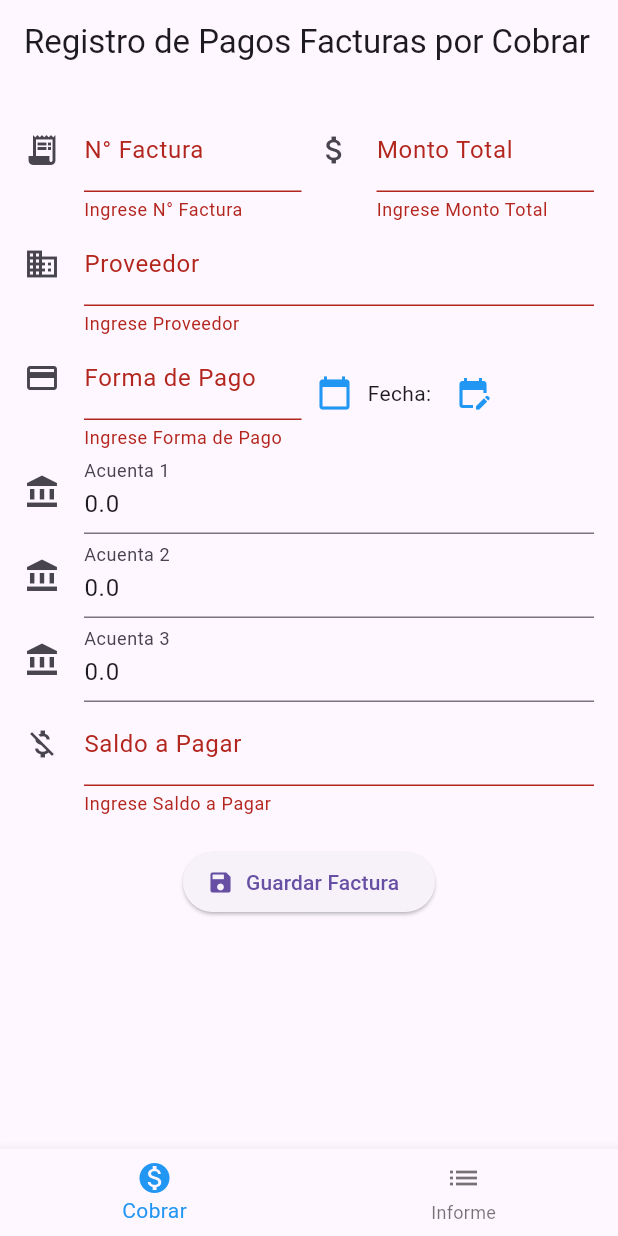
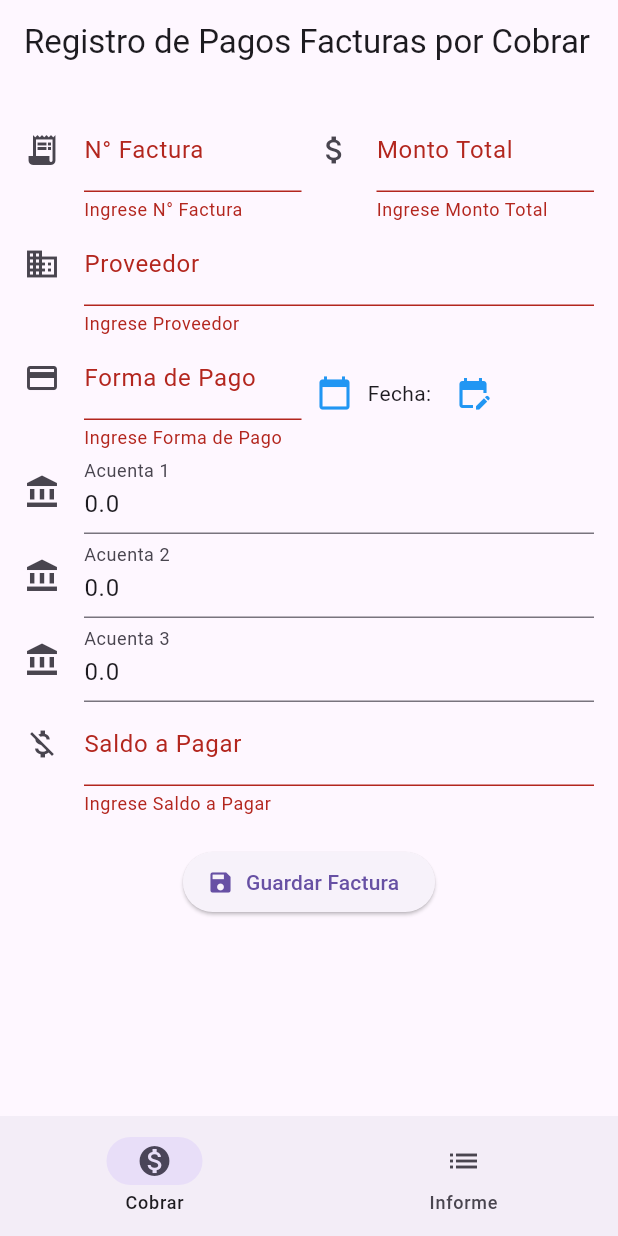
Before and after one commit to Annderx/App, a Flutter app: the CobrarFacturasHomePage screen opened directly, after a tap on "Guardar Factura", on a phone screen of 412 x 824 dp. Run offline on Flutter 3.47's test engine with Material 3 defaults, Android fonts, the phone set to English and light mode, and no system bars; our stand-ins replace pdf, printing, shared_preferences, sqflite; accounts and stored records are empty.

Commit message:
MenuNavegacionCobrar.dart

```diff
--- a/lib/Administracion/Facturas/MenuNavegacionCobrar.dart
+++ b/lib/Administracion/Facturas/MenuNavegacionCobrar.dart
@@ -8,9 +8,10 @@ class MenuNavegacionCobrarFacturas extends StatelessWidget {
   @override
   Widget build(BuildContext context) {
     return MaterialApp(
-      title: 'Facturas a Cobrar App',
+      title: 'Facturas a Cobrar',
       theme: ThemeData(
-        primarySwatch: Colors.blue,
+        colorScheme: ColorScheme.fromSeed(seedColor: Colors.blue),
+        useMaterial3: true,
       ),
       home: const CobrarFacturasHomePage(),
     );
@@ -26,37 +27,32 @@ class CobrarFacturasHomePage extends StatefulWidget {
 
 class _CobrarFacturasHomePageState extends State<CobrarFacturasHomePage> {
   int _selectedIndex = 0;
+  final List<Widget> _pages = const [
+    RegistroCobrarFacturas(),
+    InformeCobrarFacturas(),
+  ];
 
   void _onItemTapped(int index) {
-    setState(() {
-      _selectedIndex = index;
-    });
+    setState(() => _selectedIndex = index);
   }
 
   @override
   Widget build(BuildContext context) {
     return Scaffold(
-      body: IndexedStack(
-        index: _selectedIndex,
-        children: <Widget>[
-          const RegistroCobrarFacturas(),
-          const InformeCobrarFacturas(),
-        ],
-      ),
-      bottomNavigationBar: BottomNavigationBar(
-        items: const <BottomNavigationBarItem>[
-          BottomNavigationBarItem(
+      body: _pages[_selectedIndex],
+      bottomNavigationBar: NavigationBar(
+        selectedIndex: _selectedIndex,
+        onDestinationSelected: _onItemTapped,
+        destinations: const [
+          NavigationDestination(
             icon: Icon(Icons.monetization_on),
             label: 'Cobrar',
           ),
-          BottomNavigationBarItem(
+          NavigationDestination(
             icon: Icon(Icons.list),
             label: 'Informe',
           ),
         ],
-        currentIndex: _selectedIndex,
-        selectedItemColor: Colors.blue,
-        onTap: _onItemTapped,
       ),
     );
   }
```
